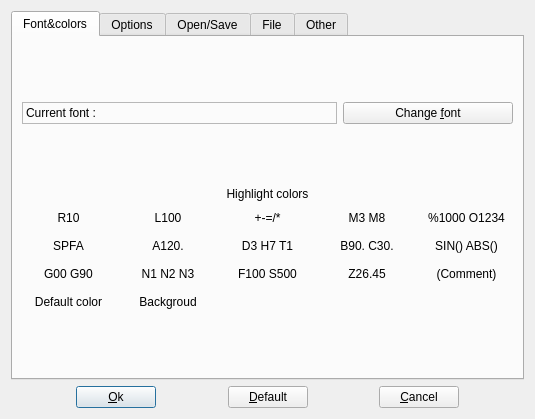
GCodeProjects/GCodeWorkShop, file gcodeworkshop/src/setupdialog.ui: the form before one commit.
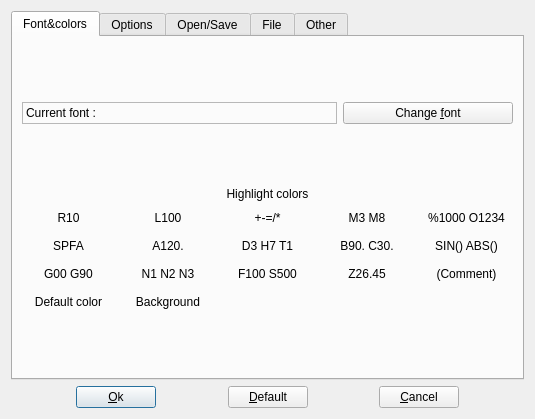
The form after the commit. Icons and pictures are not drawn.

```diff
--- a/gcodeworkshop/src/setupdialog.ui
+++ b/gcodeworkshop/src/setupdialog.ui
@@ -270,7 +270,7 @@
          <item row="4" column="1">
           <widget class="QPushButton" name="backgroundColorButton">
            <property name="text">
-            <string>Backgroud</string>
+            <string>Background</string>
            </property>
            <property name="flat">
             <bool>true</bool>
```
Left out of the diff: 6 changed lines with no effect on the pictures.
